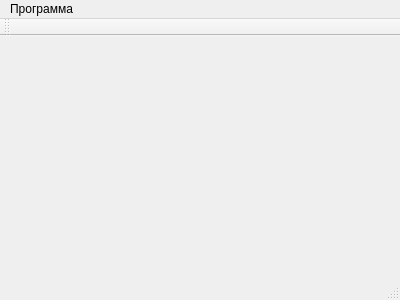
Above: mainwindow.ui from the12chairs/TermProject before the change. Below: the same form after it.
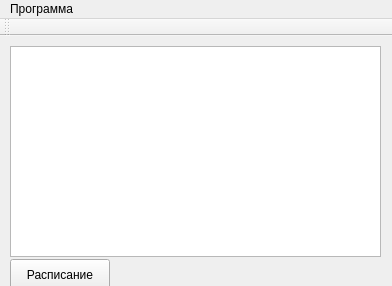
That is the form after the change.

Commit message: The part of interface

```diff
--- a/mainwindow.ui
+++ b/mainwindow.ui
@@ -6,20 +6,44 @@
    <rect>
     <x>0</x>
     <y>0</y>
-    <width>400</width>
-    <height>300</height>
+    <width>392</width>
+    <height>286</height>
    </rect>
   </property>
   <property name="windowTitle">
    <string>MainWindow</string>
   </property>
-  <widget class="QWidget" name="centralWidget"/>
+  <widget class="QWidget" name="centralWidget">
+   <widget class="QPushButton" name="ShowRaspis">
+    <property name="geometry">
+     <rect>
+      <x>10</x>
+      <y>223</y>
+      <width>100</width>
+      <height>31</height>
+     </rect>
+    </property>
+    <property name="text">
+     <string>Расписание</string>
+    </property>
+   </widget>
+   <widget class="QTableView" name="InfoList">
+    <property name="geometry">
+     <rect>
+      <x>10</x>
+      <y>10</y>
+      <width>371</width>
+      <height>211</height>
+     </rect>
+    </property>
+   </widget>
+  </widget>
   <widget class="QMenuBar" name="menuBar">
    <property name="geometry">
     <rect>
      <x>0</x>
      <y>0</y>
-     <width>400</width>
+     <width>392</width>
      <height>21</height>
     </rect>
    </property>
@@ -39,7 +63,6 @@
     <bool>false</bool>
    </attribute>
   </widget>
-  <widget class="QStatusBar" name="statusBar"/>
   <action name="action">
    <property name="text">
     <string>Выход</string>
```
The commit also changes 3 other files.
